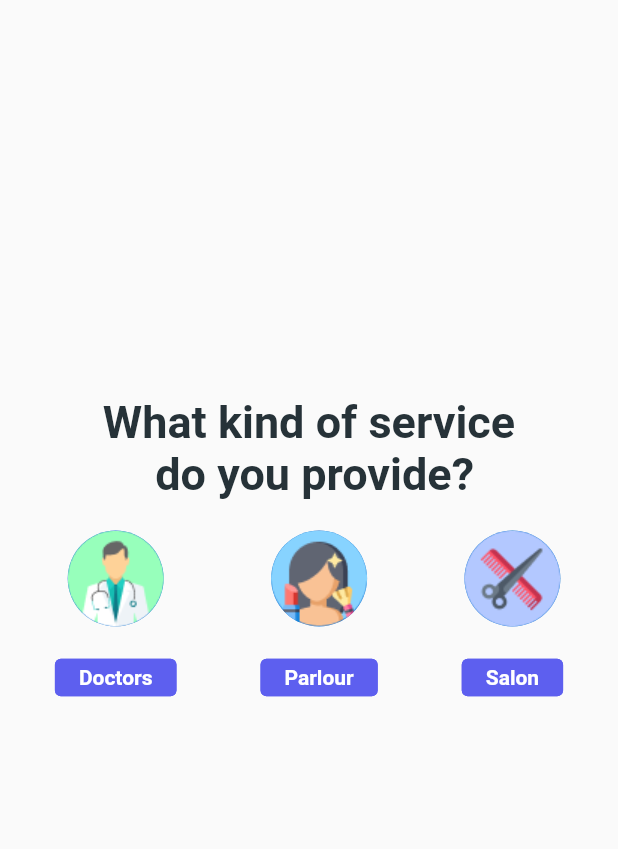
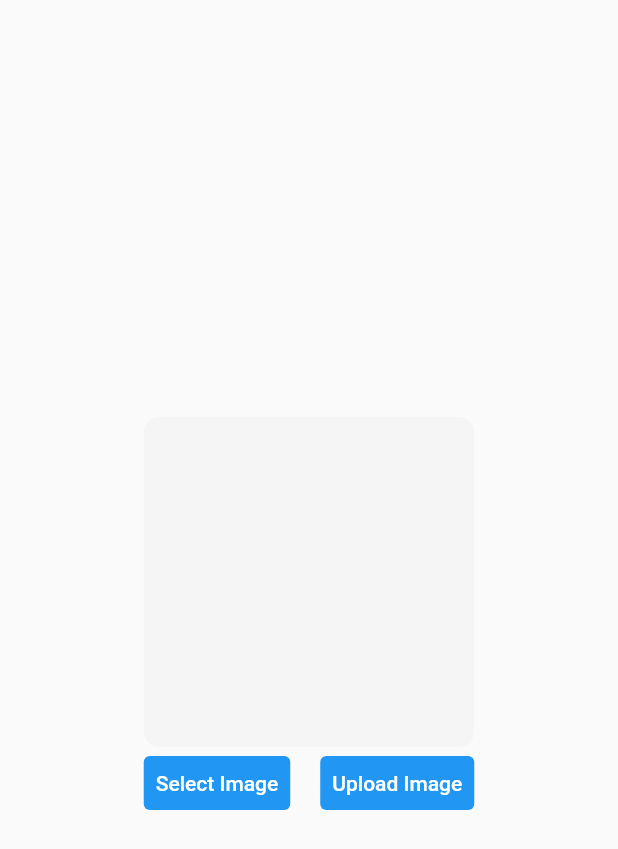
Before and after one commit to Sounmay/Prayas-Booking-App-Service, a Flutter app: the screen it shows once a user with an empty profile is signed in, after a tap on "Parlour", on a phone screen of 412 x 824 dp. Shown: the top 849 px of the screen. Run offline on Flutter 3.47's test engine with Material 2 defaults, Android fonts, the phone set to English and light mode, and no system bars; our stand-ins replace cloud_firestore, file_picker, firebase_auth, firebase_core, firebase_storage; accounts and stored records are empty; Roboto replaces fonts that are missing (Montserrat).

Commit message:
Naiyar. image uploader added

```diff
--- /dev/null
+++ b/lib/Providers/database.dart
@@ -0,0 +1,14 @@
+import 'package:cloud_firestore/cloud_firestore.dart';
+import 'package:firebase_auth/firebase_auth.dart';
+
+class DatabaseService {
+  final FirebaseFirestore _db = FirebaseFirestore.instance;
+
+
+  Future uploadImage(String imgUrl) async {
+    FirebaseFirestore.instance
+        .collection('Users')
+        .doc(FirebaseAuth.instance.currentUser.uid)
+        .update({"image": imgUrl});
+  }
+}
--- a/lib/Screens/ServiceKind.dart
+++ b/lib/Screens/ServiceKind.dart
@@ -78,7 +78,9 @@ class _ServiceKindState extends State<ServiceKind> {
                     ),
                   ),
                   FlatButton(
-                    onPressed: () {},
+                    onPressed: () {
+                      Navigator.pushNamed(context, '/uploadImage');
+                    },
                     child: Column(
                       children: <Widget>[
                         CircleAvatar(
--- /dev/null
+++ b/lib/Screens/uploadImage.dart
@@ -0,0 +1,101 @@
+import 'dart:io';
+
+import 'package:file_picker/file_picker.dart';
+import 'package:firebase_storage/firebase_storage.dart';
+import 'package:flutter/material.dart';
+import 'package:freelance_booking_app_service/Providers/FirebaseApi.dart';
+import 'package:freelance_booking_app_service/Providers/database.dart';
+import 'package:path/path.dart';
+
+class UploadImage extends StatefulWidget {
+  const UploadImage({Key key}) : super(key: key);
+
+  @override
+  _UploadImageState createState() => _UploadImageState();
+}
+
+class _UploadImageState extends State<UploadImage> {
+  UploadTask task;
+  File file;
+
+  @override
+  Widget build(BuildContext context) {
+    final fileName = file != null ? basename(file.path) : 'No File Selected';
+    return Scaffold(
+      body: SafeArea(
+        child: SingleChildScrollView(
+          child: Center(
+            child: Container(
+              height: MediaQuery.of(context).size.height,
+              child: Column(
+                mainAxisAlignment: MainAxisAlignment.center,
+                children: [
+                  ClipRRect(
+                    borderRadius: BorderRadius.circular(10),
+                    child: Container(
+                      decoration: BoxDecoration(color: Colors.grey[100]),
+                      height: 220,
+                      width: 220,
+                      child: file != null
+                          ? Image.file(
+                              File(file.path),
+                              fit: BoxFit.cover,
+                              width: double.infinity,
+                            )
+                          : null,
+                    ),
+                  ),
+                  Row(
+                    mainAxisAlignment: MainAxisAlignment.center,
+                    children: [
+                      TextButton(
+                          onPressed: selectFile,
+                          child: Text('Select Image',
+                              style: TextStyle(color: Colors.white)),
+                          style: TextButton.styleFrom(
+                              backgroundColor: Colors.blue)),
+                      SizedBox(
+                        width: 20,
+                      ),
+                      TextButton(
+                        onPressed: uploadFile,
+                        child: Text('Upload Image',
+                            style: TextStyle(color: Colors.white)),
+                        style:
+                            TextButton.styleFrom(backgroundColor: Colors.blue),
+                      ),
+                    ],
+                  )
+                ],
+              ),
+            ),
+          ),
+        ),
+      ),
+    );
+  }
+
+  Future selectFile() async {
+    final result = await FilePicker.platform.pickFiles(allowMultiple: false);
+
+    if (result == null) return;
+
+    final path = result.files.single.path;
+    setState(() => file = new File(path));
+  }
+
+  Future uploadFile() async {
+    if (file == null) return;
+    final fileName = basename(file.path);
+    final destination = 'userImage/$fileName';
+
+    task = FirebaseApi.uploadFile(destination, file);
+
+    if (task == null) return;
+
+    final snapshot = await task.whenComplete(() {});
+    final urlDownload = await snapshot.ref.getDownloadURL();
+
+    DatabaseService().uploadImage(urlDownload);
+  }
+}
--- a/lib/Widgets/Register.dart
+++ b/lib/Widgets/Register.dart
@@ -53,11 +53,17 @@ class _RegisterState extends State<Register> {
                           SizedBox(
                             height: deviceHeight * 0.025,
                           ),
-                          Text("Create an account",
+                          Flexible(
+                            child: Text(
+                              "Create an service account",
                               style: TextStyle(
-                                  color: Colors.white,
-                                  fontWeight: FontWeight.w400,
-                                  fontSize: 28)),
+                                color: Colors.white,
+                                fontWeight: FontWeight.w400,
+                                fontSize: 28,
+                              ),
+                              textAlign: TextAlign.center,
+                            ),
+                          ),
                           Form(
                             key: _formKey,
                             child: Column(children: <Widget>[
@@ -75,6 +81,8 @@ class _RegisterState extends State<Register> {
                                     contentPadding: EdgeInsets.only(left: 10),
                                     hintText: 'Name',
                                     fillColor: Colors.white,
+                                    prefixIcon: Icon(Icons.person_outline,
+                                        color: Colors.blue),
                                     filled: true,
                                     focusedBorder: OutlineInputBorder(
                                         borderSide: BorderSide(
@@ -101,6 +109,8 @@ class _RegisterState extends State<Register> {
                                   decoration: InputDecoration(
                                     contentPadding: EdgeInsets.only(left: 10),
                                     hintText: 'Phone Number',
+                                    prefixIcon: Icon(Icons.call_outlined,
+                                        color: Colors.blue),
                                     fillColor: Colors.white,
                                     filled: true,
                                     focusedBorder: OutlineInputBorder(
--- a/lib/main.dart
+++ b/lib/main.dart
@@ -5,6 +5,7 @@ import 'package:freelance_booking_app_service/Providers/authProvider.dart';
 import 'package:freelance_booking_app_service/Screens/ServiceKind.dart';
 import 'package:freelance_booking_app_service/Screens/SplashScreen.dart';
 import 'package:freelance_booking_app_service/Screens/Wrapper.dart';
+import 'package:freelance_booking_app_service/Screens/uploadImage.dart';
 import 'package:freelance_booking_app_service/Widgets/Login.dart';
 import 'package:provider/provider.dart';
 
@@ -28,7 +29,8 @@ class MyApp extends StatelessWidget {
           '/': (context) => SplashScreen(),
           '/wrapper': (context) => Wrapper(),
           '/login': (context) => Login(),
-          '/servicekind': (context) => ServiceKind()
+          '/servicekind': (context) => ServiceKind(),
+          '/uploadImage': (context) => UploadImage(),
         },
       ),
     );
```
Also changed, not shown: lib/Providers/FirebaseApi.dart (added, +15 -0 lines), 1 other file.
